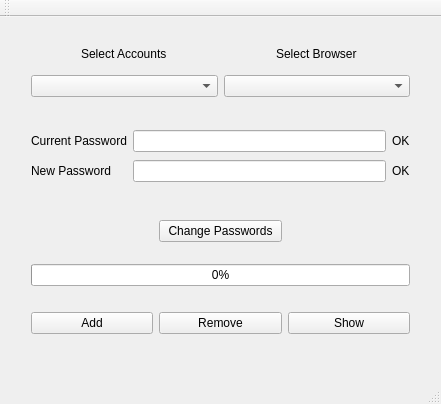
This is ui/mainwindow.ui in QVllasa/PasswordManager as Qt 5 draws it before an edit. The edited form follows.
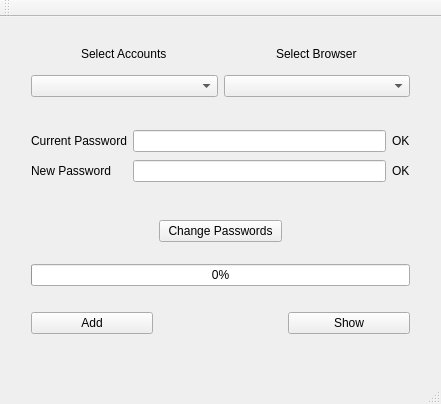
This is the edited form.

```diff
--- a/ui/mainwindow.ui
+++ b/ui/mainwindow.ui
@@ -195,13 +195,6 @@
        </property>
       </widget>
      </item>
-     <item row="4" column="1">
-      <widget class="QPushButton" name="remButton">
-       <property name="text">
-        <string>Remove</string>
-       </property>
-      </widget>
-     </item>
     </layout>
    </widget>
   </widget>
```
